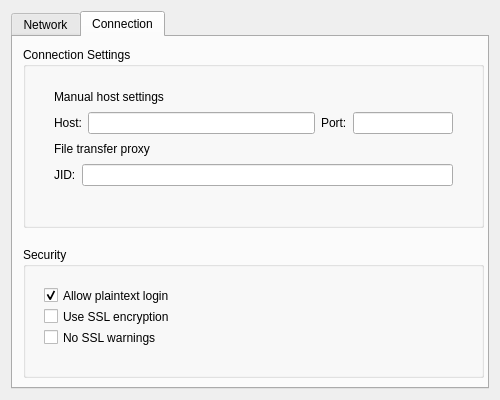
pihhan/makneto, file makneto/src/prefs_base.ui: the form before one commit.
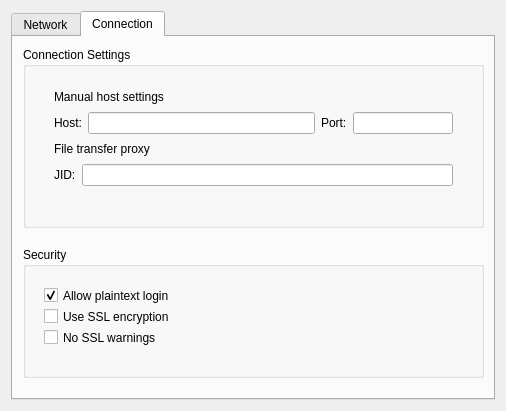
The form after the commit. The open tabs and pages were chosen to show the change.

Commit message: Added layout and minimum size - solves problem with size of Settings dialog

The edit to the form file:
```diff
--- a/makneto/src/prefs_base.ui
+++ b/makneto/src/prefs_base.ui
@@ -5,11 +5,17 @@
    <rect>
     <x>0</x>
     <y>0</y>
-    <width>500</width>
-    <height>400</height>
+    <width>506</width>
+    <height>411</height>
    </rect>
   </property>
-  <layout class="QGridLayout" >
+  <property name="minimumSize" >
+   <size>
+    <width>506</width>
+    <height>411</height>
+   </size>
+  </property>
+  <layout class="QGridLayout" name="verticalLayout" >
    <item row="0" column="0" >
     <widget class="QTabWidget" name="tabWidget" >
      <property name="enabled" >
@@ -123,6 +129,14 @@
       <property name="enabled" >
        <bool>true</bool>
       </property>
+      <property name="geometry" >
+       <rect>
+        <x>0</x>
+        <y>0</y>
+        <width>486</width>
+        <height>363</height>
+       </rect>
+      </property>
       <attribute name="title" >
        <string>Connection</string>
       </attribute>
```
Left out of the diff: 12 changed lines with no effect on the pictures.
